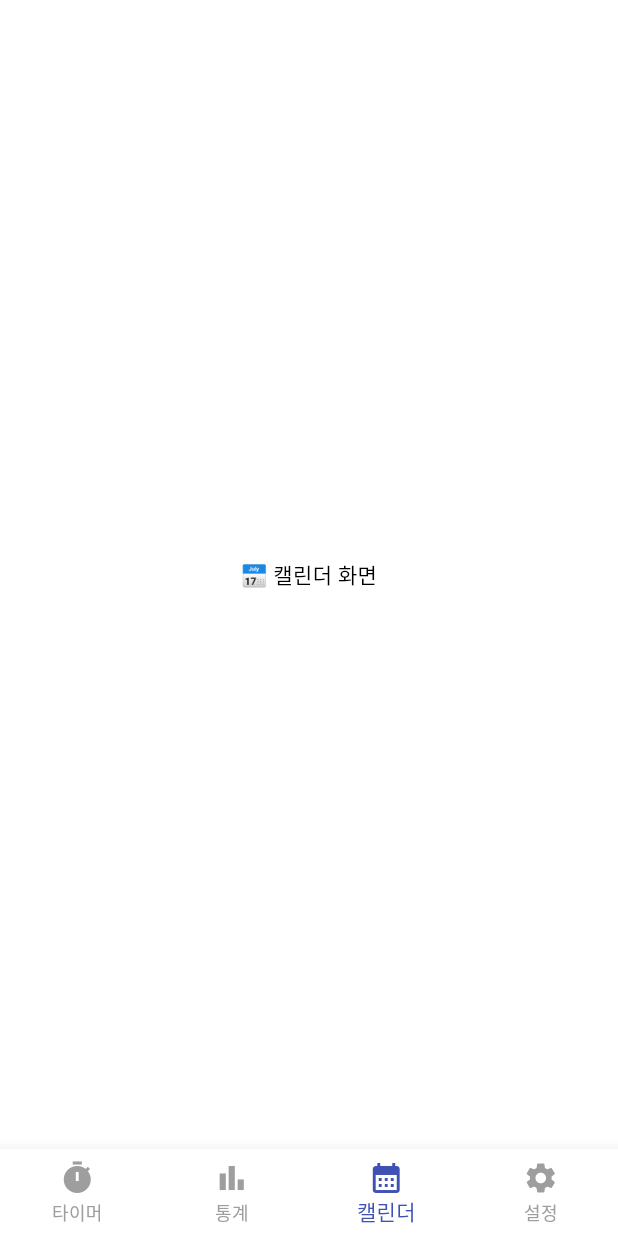
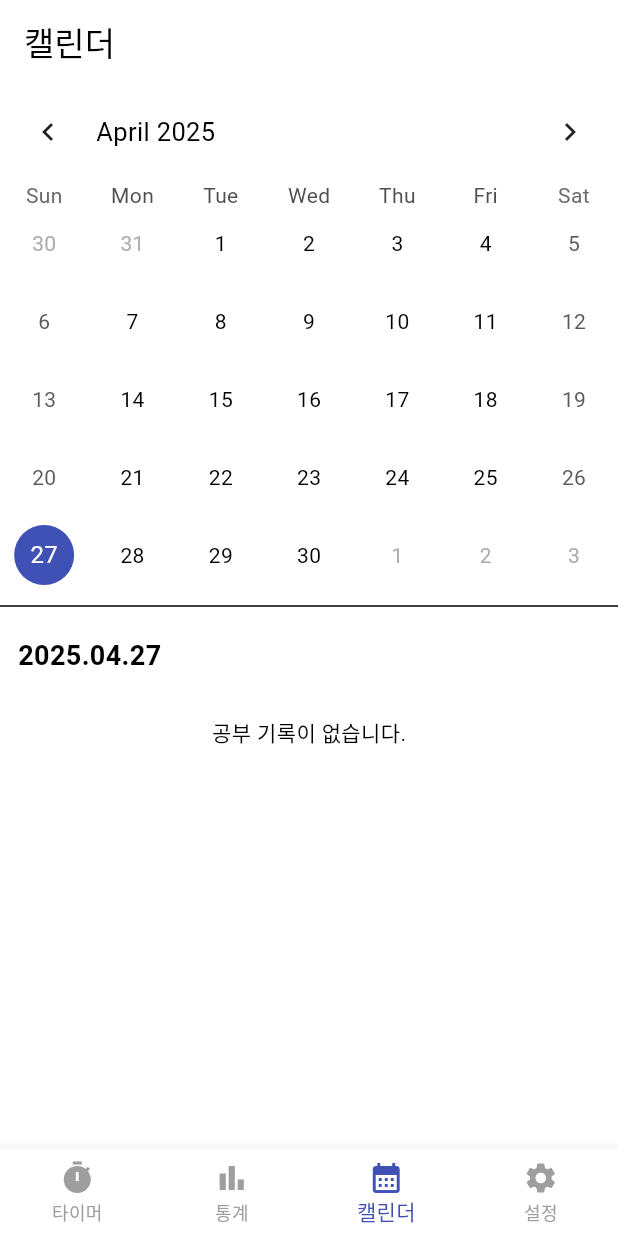
Before and after one commit to dahli4/timerapp, a Flutter app: the screen it shows after launch, item 3 of the bottom bar chosen, on a phone screen of 412 x 824 dp. Run offline on Flutter 3.47's test engine with Material 3 defaults, Android fonts, the light colour scheme and no system bars; drawn by our look-alikes of table_calendar; our stand-ins replace hive, hive_flutter; accounts and stored records are empty.

Commit message:
[Feat] 캘린더 뷰 추가

```diff
--- a/lib/features/calendar/calendar_screen.dart
+++ b/lib/features/calendar/calendar_screen.dart
@@ -1,10 +1,125 @@
 import 'package:flutter/material.dart';
+import 'package:table_calendar/table_calendar.dart';
+import 'package:hive_flutter/hive_flutter.dart';
+import '../../data/study_record_model.dart';
+import '../../data/study_timer_model.dart';
 
-class CalendarScreen extends StatelessWidget {
+class CalendarScreen extends StatefulWidget {
   const CalendarScreen({super.key});
 
   @override
+  State<CalendarScreen> createState() => _CalendarScreenState();
+}
+
+class _CalendarScreenState extends State<CalendarScreen> {
+  DateTime _focusedDay = DateTime.now();
+  DateTime? _selectedDay;
+
+  late final Box<StudyRecordModel> _recordBox;
+  late final Box<StudyTimerModel> _timerBox;
+
+  @override
+  void initState() {
+    super.initState();
+    _recordBox = Hive.box<StudyRecordModel>('records');
+    _timerBox = Hive.box<StudyTimerModel>('timers');
+  }
+
+  List<StudyRecordModel> _getRecordsForDay(DateTime day) {
+    return _recordBox.values
+        .where(
+          (record) =>
+              record.date.year == day.year &&
+              record.date.month == day.month &&
+              record.date.day == day.day,
+        )
+        .toList();
+  }
+
+  @override
   Widget build(BuildContext context) {
-    return const Scaffold(body: Center(child: Text('📅 캘린더 화면')));
+    final selected = _selectedDay ?? _focusedDay;
+    final records = _getRecordsForDay(selected);
+
+    return Scaffold(
+      appBar: AppBar(title: const Text('캘린더')),
+      body: Column(
+        children: [
+          TableCalendar(
+            firstDay: DateTime.utc(2020, 1, 1),
+            lastDay: DateTime.utc(2030, 12, 31),
+            focusedDay: _focusedDay,
+            selectedDayPredicate:
+                (day) =>
+                    _selectedDay != null &&
+                    day.year == _selectedDay!.year &&
+                    day.month == _selectedDay!.month &&
+                    day.day == _selectedDay!.day,
+            onDaySelected: (selectedDay, focusedDay) {
+              setState(() {
+                _selectedDay = selectedDay;
+                _focusedDay = focusedDay;
+              });
+            },
+            calendarFormat: CalendarFormat.month,
+            headerStyle: const HeaderStyle(formatButtonVisible: false),
+            calendarStyle: const CalendarStyle(
+              todayDecoration: BoxDecoration(
+                color: Colors.indigo,
+                shape: BoxShape.circle,
+              ),
+              selectedDecoration: BoxDecoration(
+                color: Colors.red,
+                shape: BoxShape.circle,
+              ),
+            ),
+            eventLoader: (day) => _getRecordsForDay(day),
+          ),
+          const Divider(),
+          Padding(
+            padding: const EdgeInsets.all(12.0),
+            child: Align(
+              alignment: Alignment.centerLeft,
+              child: Text(
+                '${selected.year}.${selected.month.toString().padLeft(2, '0')}.${selected.day.toString().padLeft(2, '0')}',
+                style: const TextStyle(
+                  fontSize: 18,
+                  fontWeight: FontWeight.bold,
+                ),
+              ),
+            ),
+          ),
+          if (records.isEmpty)
+            const Padding(
+              padding: EdgeInsets.all(16.0),
+              child: Text('공부 기록이 없습니다.'),
+            )
+          else
+            Expanded(
+              child: ListView.builder(
+                itemCount: records.length,
+                itemBuilder: (context, idx) {
+                  final record = records[idx];
+                  final timer = _timerBox.values.firstWhere(
+                    (t) => t.id == record.timerId,
+                    orElse:
+                        () => StudyTimerModel(
+                          id: '',
+                          title: '알 수 없음',
+                          durationMinutes: 0,
+                          createdAt: DateTime.now(),
+                        ),
+                  );
+                  return ListTile(
+                    leading: const Icon(Icons.book),
+                    title: Text(timer.title),
+                    trailing: Text('${record.minutes}분'),
+                  );
+                },
+              ),
+            ),
+        ],
+      ),
+    );
   }
 }
--- a/pubspec.yaml
+++ b/pubspec.yaml
@@ -17,6 +17,7 @@ dependencies:
   path_provider: ^2.1.2
   cupertino_icons: ^1.0.8
   uuid: ^4.5.1
+  table_calendar: ^3.0.9
 
 dev_dependencies:
   flutter_test:
```
